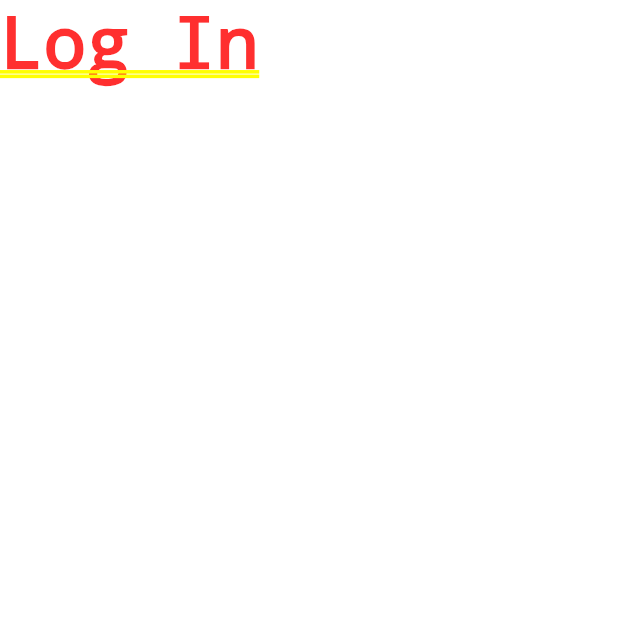
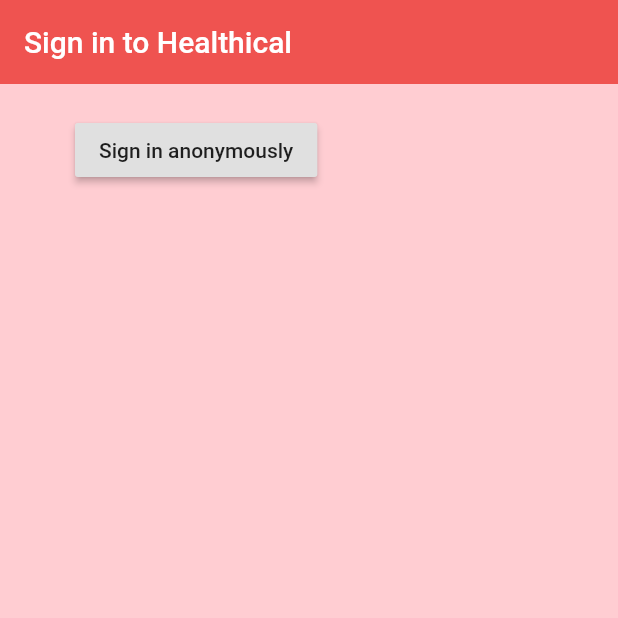
Before and after one commit to gracelcai/LA-Hacks, a Flutter app: the screen it shows after launch, on a phone screen of 412 x 824 dp, the top half of it. Run offline on Flutter 3.47's test engine with Material 2 defaults, Android fonts, the phone set to English and light mode, and no system bars; our stand-ins replace firebase_auth, firebase_core; accounts and stored records are empty.

Commit message:
sign in anon set up (dummy UI)

```diff
--- a/lib/screens/authenticate/authenticate.dart
+++ b/lib/screens/authenticate/authenticate.dart
@@ -1,4 +1,5 @@
 import 'package:flutter/material.dart';
+import 'package:la_hacks/screens/authenticate/sign_in.dart';
 
 class Authenticate extends StatefulWidget {
   @override
@@ -9,7 +10,7 @@
   @override
   Widget build(BuildContext context) {
     return Container(
-      child: Text('Log In'),
+      child: SignIn(),
     );
   }
 }
--- /dev/null
+++ b/lib/screens/authenticate/sign_in.dart
@@ -0,0 +1,35 @@
+import 'package:flutter/material.dart';
+import 'package:la_hacks/services/auth.dart';
+
+class SignIn extends StatefulWidget {
+  @override
+  _SignInState createState() => _SignInState();
+}
+
+class _SignInState extends State<SignIn> {
+  final AuthService _auth = AuthService();
+  @override
+  Widget build(BuildContext context) {
+    return Scaffold(
+        backgroundColor: Colors.red[100],
+        appBar: AppBar(
+          backgroundColor: Colors.red[400],
+          elevation: 0.0,
+          title: Text('Sign in to Healthical'),
+        ),
+        body: Container(
+            padding: EdgeInsets.symmetric(vertical: 20.0, horizontal: 50.0),
+            child: RaisedButton(
+              child: Text('Sign in anonymously'),
+              onPressed: () async {
+                dynamic result = await _auth.signInAnon();
+                if (result == null) {
+                  print('error signing in');
+                } else {
+                  print('signed in');
+                  print(result);
+                }
+              },
+            )));
+  }
+}
```
Also changed, not shown: lib/services/auth.dart (added, +22 -0 lines).
